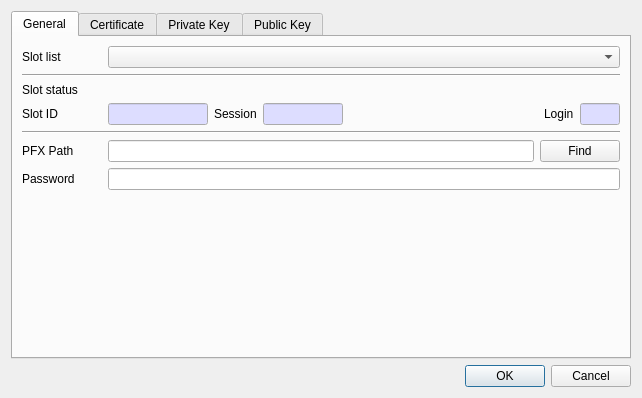
Before: the Qt Designer form CryptokiMan/import_pfx_dlg.ui in jykim74/CryptokiMan, drawn with Qt 5.
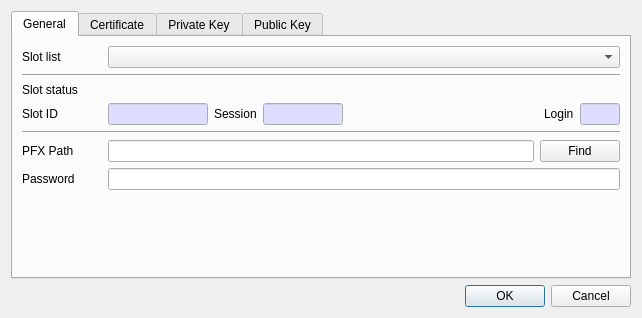
After: the same form once the commit is applied.

```diff
--- a/CryptokiMan/import_pfx_dlg.ui
+++ b/CryptokiMan/import_pfx_dlg.ui
@@ -7,7 +7,7 @@
     <x>0</x>
     <y>0</y>
     <width>642</width>
-    <height>398</height>
+    <height>304</height>
    </rect>
   </property>
   <property name="windowTitle">
```
